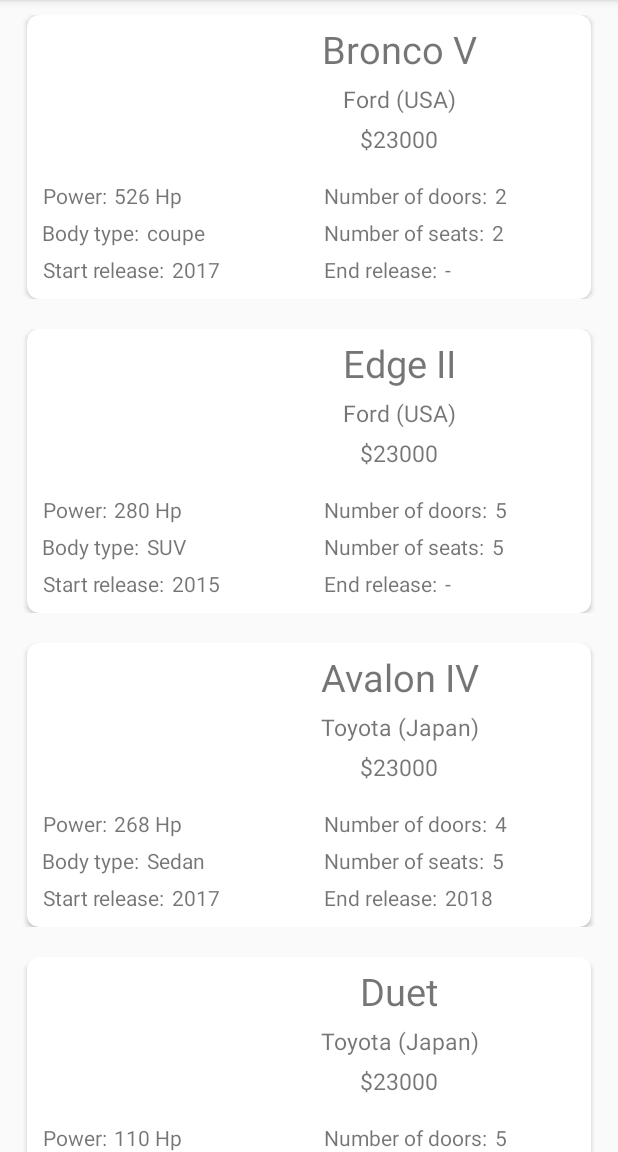
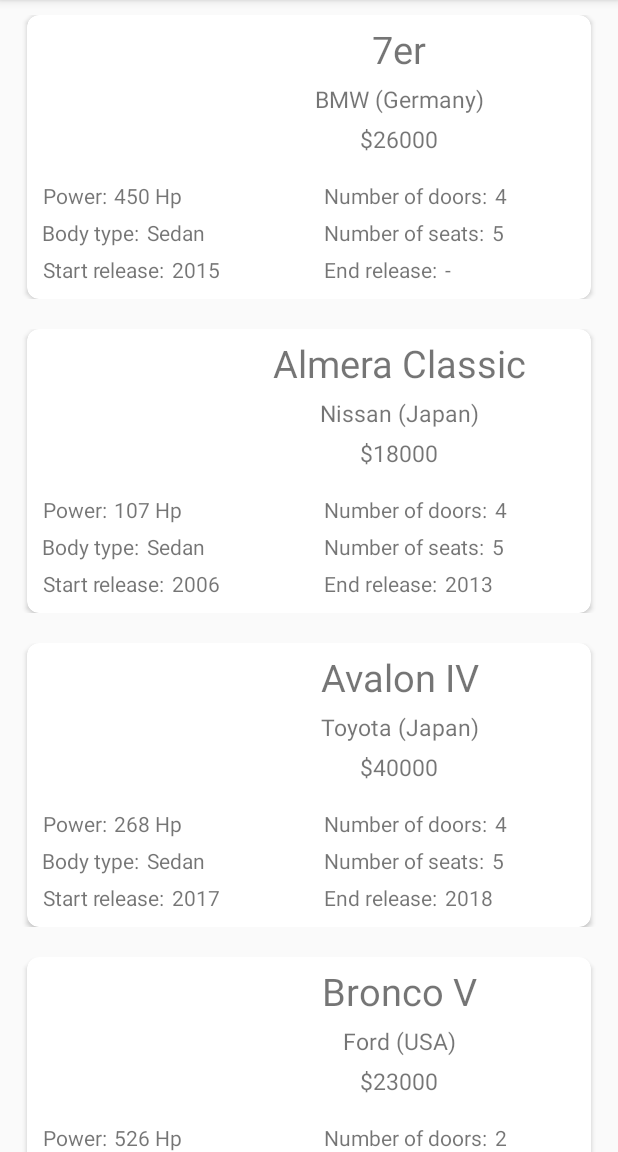
Before and after one commit to Alherd/CarsApp, an Android app: the screen it shows after launch (MainActivity), on a phone screen of 412 x 824 dp, the part 84-1236 px from its top. Run offline under Robolectric (Android 15) with nearby library versions, the phone set to English and light mode, and no system bars.

```diff
--- a/app/src/main/java/com/example/alherd/carapp/activities/MainActivity.java
+++ b/app/src/main/java/com/example/alherd/carapp/activities/MainActivity.java
@@ -17,6 +17,7 @@ public class MainActivity extends AppCompatActivity {
 
     private SQLiteDatabase sqLiteDatabase;
     private CarAdapter carAdapter;
+    private Cursor cursor;
 
     @Override
     protected void onCreate(Bundle savedInstanceState) {
@@ -27,13 +28,22 @@ public class MainActivity extends AppCompatActivity {
         RecyclerView recyclerView = findViewById(R.id.recycler_view_cars);
         recyclerView.setLayoutManager(new LinearLayoutManager(this));
         sqLiteDatabase = databaseHelper.getWritableDatabase();
-        Cursor cursor = getAllItems();
+        cursor = getAllItems();
         carAdapter = new CarAdapter(this, cursor);
         recyclerView.setAdapter(carAdapter);
         carAdapter.notifyDataSetChanged();
+
     }
 
     private Cursor getAllItems() {
-        return sqLiteDatabase.rawQuery("select * from " + DatabaseHelper.TABLE_CAR_MODELS, null);
+        //return sqLiteDatabase.rawQuery("select * from " + DatabaseHelper.TABLE_CAR_MODELS, null);
+        return sqLiteDatabase.query(DatabaseHelper.TABLE_CAR_MODELS,
+                null, null, null, null, null, DatabaseHelper.COLUMN_NAME_CAR_MODEL);
+    }
+
+    @Override
+    protected void onDestroy() {
+        super.onDestroy();
+        cursor.close();
     }
 }
--- a/app/src/main/java/com/example/alherd/carapp/adapter/CarAdapter.java
+++ b/app/src/main/java/com/example/alherd/carapp/adapter/CarAdapter.java
@@ -2,7 +2,6 @@ package com.example.alherd.carapp.adapter;
 
 import android.content.Context;
 import android.database.Cursor;
-import android.database.sqlite.SQLiteDatabase;
 import android.graphics.Bitmap;
 import android.graphics.BitmapFactory;
 import android.support.annotation.NonNull;
@@ -41,48 +40,45 @@ public class CarAdapter extends RecyclerView.Adapter<CarAdapter.CarHolder> {
 
     @Override
     public void onBindViewHolder(@NonNull CarHolder holder, int position) {
-        DatabaseHelper databaseHelper = new DatabaseHelper(context);
-        SQLiteDatabase sqLiteDatabase = databaseHelper.getReadableDatabase();
-        Cursor cursor1 = sqLiteDatabase.rawQuery("select * from " + DatabaseHelper.TABLE_CAR_MODELS, null);
-        cursor1.moveToFirst();
-        if (!cursor1.move(position)) {
+        cursor.moveToFirst();
+        if (!cursor.move(position)) {
             return;
         }
 
-        String titleModel = cursor1.getString(cursor1.getColumnIndex(DatabaseHelper.COLUMN_NAME_CAR_MODEL));
+        String titleModel = cursor.getString(cursor.getColumnIndex(DatabaseHelper.COLUMN_NAME_CAR_MODEL));
         holder.titleModel.setText(titleModel);
 
-        String photoModel = cursor1.getString(cursor1.getColumnIndex(DatabaseHelper.COLUMN_PHOTO_CAR_MODEL));
+        String photoModel = cursor.getString(cursor.getColumnIndex(DatabaseHelper.COLUMN_PHOTO_CAR_MODEL));
         InputStream is = getClass().getClassLoader().getResourceAsStream(photoModel);
         Bitmap bm = BitmapFactory.decodeStream(is);
         holder.photoModel.setImageBitmap(bm);
 
-        String idMark = cursor1.getString(cursor1.getColumnIndex(DatabaseHelper.COLUMN_ID_CAR_MODEL_MARK));
+        String idMark = cursor.getString(cursor.getColumnIndex(DatabaseHelper.COLUMN_ID_CAR_MODEL_MARK));
         holder.markAndCountryModel.setText(databaseHelperMethods.getNameMarkFromId(idMark) +
                 " (" + databaseHelperMethods.getManufacturerFromIdMark(idMark) + ")");
 
-        String costModel = cursor1.getString(cursor1.getColumnIndex(DatabaseHelper.COLUMN_COST_CAR_MODEL));
+        String costModel = cursor.getString(cursor.getColumnIndex(DatabaseHelper.COLUMN_COST_CAR_MODEL));
         holder.costModel.setText("$" + costModel);
 
-        String powerModel = cursor1.getString(cursor1.getColumnIndex(DatabaseHelper.COLUMN_POWER_CAR_MODEL));
+        String powerModel = cursor.getString(cursor.getColumnIndex(DatabaseHelper.COLUMN_POWER_CAR_MODEL));
         holder.powerModel.setText(powerModel);
 
-        String doorsNumberModel = cursor1.getString(cursor1.getColumnIndex(DatabaseHelper.COLUMN_DOORS_NUMBER_CAR_MODEL));
+        String doorsNumberModel = cursor.getString(cursor.getColumnIndex(DatabaseHelper.COLUMN_DOORS_NUMBER_CAR_MODEL));
         holder.doorsNumberModel.setText(doorsNumberModel);
 
-        String bodyTypeModel = cursor1.getString(cursor1.getColumnIndex(DatabaseHelper.COLUMN_BODY_TYPE_CAR_MODEL));
+        String bodyTypeModel = cursor.getString(cursor.getColumnIndex(DatabaseHelper.COLUMN_BODY_TYPE_CAR_MODEL));
         holder.bodyTypeModel.setText(bodyTypeModel);
 
-        String seatsNumberModel = cursor1.getString(cursor1.getColumnIndex(DatabaseHelper.COLUMN_SEATS_NUMBER_CAR_MODEL));
+        String seatsNumberModel = cursor.getString(cursor.getColumnIndex(DatabaseHelper.COLUMN_SEATS_NUMBER_CAR_MODEL));
         holder.seatsNumberModel.setText(seatsNumberModel);
 
-        String startReleaseModel = cursor1.getString(cursor1.getColumnIndex(DatabaseHelper.COLUMN_RELEASE_START_CAR_MODEL));
+        String startReleaseModel = cursor.getString(cursor.getColumnIndex(DatabaseHelper.COLUMN_RELEASE_START_CAR_MODEL));
         holder.startReleaseModel.setText(startReleaseModel);
 
-        String endReleaseModel = cursor1.getString(cursor1.getColumnIndex(DatabaseHelper.COLUMN_RELEASE_END_CAR_MODEL));
+        String endReleaseModel = cursor.getString(cursor.getColumnIndex(DatabaseHelper.COLUMN_RELEASE_END_CAR_MODEL));
         holder.endReleaseModel.setText(endReleaseModel);
 
-        cursor1.close();
+
     }
 
     @Override
@@ -117,14 +113,4 @@ public class CarAdapter extends RecyclerView.Adapter<CarAdapter.CarHolder> {
             endReleaseModel = itemView.findViewById(R.id.end_release_model);
         }
     }
-
-    private void swapCursor(Cursor newCursor) {
-        if (cursor != null) {
-            cursor.close();
-        }
-        cursor = newCursor;
-        if (newCursor != null) {
-            notifyDataSetChanged();
-        }
-    }
 }
--- a/app/src/main/java/com/example/alherd/carapp/database/DatabaseHelper.java
+++ b/app/src/main/java/com/example/alherd/carapp/database/DatabaseHelper.java
@@ -62,7 +62,7 @@ public class DatabaseHelper extends SQLiteOpenHelper {
                 + COLUMN_DOORS_NUMBER_CAR_MODEL + " INTEGER, "
                 + COLUMN_BODY_TYPE_CAR_MODEL + " TEXT, "
                 + COLUMN_SEATS_NUMBER_CAR_MODEL + " INTEGER, "
-                + COLUMN_RELEASE_START_CAR_MODEL + " TEXT, "
+                + COLUMN_RELEASE_START_CAR_MODEL + " INTEGER, "
                 + COLUMN_RELEASE_END_CAR_MODEL + " TEXT, "
                 + COLUMN_PHOTO_CAR_MODEL + " TEXT);");
 
@@ -79,18 +79,18 @@ public class DatabaseHelper extends SQLiteOpenHelper {
                 COLUMN_DOORS_NUMBER_CAR_MODEL + "," + COLUMN_BODY_TYPE_CAR_MODEL + "," + COLUMN_SEATS_NUMBER_CAR_MODEL + "," +
                 COLUMN_RELEASE_START_CAR_MODEL + "," + COLUMN_RELEASE_END_CAR_MODEL + "," +
                 COLUMN_PHOTO_CAR_MODEL + ") VALUES " +
-                "('Bronco V', '1', '23000', '526 Hp', '2', 'coupe','2','2017', '-', 'res/drawable/bronvov.jpg')," +
-                "('Edge II', '1', '23000', '280 Hp', '5', 'SUV','5','2015', '-', 'res/drawable/edge_ford.jpg')," +
-                "('Avalon IV', '2', '23000', '268 Hp', '4', 'Sedan','5','2017', '2018', 'res/drawable/avalon_toyota.jpg')," +
-                "('Duet', '2', '23000', '110 Hp', '5', 'Hatchback','5','2000', '-', 'res/drawable/duet_toyota.jpg')," +
-                "('Matrix II', '2', '23000', '160 Hp', '5', 'Hatchback','5','2008', '-', 'res/drawable/matrix_toyota.jpg')," +
-                "('Almera Classic', '3', '23000', '107 Hp', '4', 'Sedan','5','2006', '2013', 'res/drawable/almera_nissan.jpg')," +
-                "('Maxima VIII', '3', '23000', '300 Hp', '4', 'Sedan','5','2015', '-', 'res/drawable/maxima_nissan.jpg')," +
-                "('7er', '4', '23000', '450 Hp', '4', 'Sedan','5','2015', '-', 'res/drawable/er_bmw.jpg')," +
-                "('Z3', '4', '23000', '231 Hp', '2', 'Cabriolet','2','2000', '2003', 'res/drawable/z_bmw.jpg')," +
-                "('GLK', '5', '23000', '306 Hp', '5', 'SUV','5','2012', '-', 'res/drawable/glk_mers.jpg')," +
-                "('Viano', '5', '23000', '224 Hp', '5', 'Minivan','6','2010', '-', 'res/drawable/viano_mers.jpg')," +
-                "('Passat Alltrack', '6', '23000', '220 Hp', '5', 'SUV','5','2015', '-', 'res/drawable/passat_volks.jpg');");
+                "('Bronco V', '1', '23000', '526 Hp', '2', 'Coupe','2','2017', '-', 'res/drawable/bronvov.jpg')," +
+                "('Edge II', '1', '28000', '280 Hp', '5', 'SUV','5','2015', '-', 'res/drawable/edge_ford.jpg')," +
+                "('Avalon IV', '2', '40000', '268 Hp', '4', 'Sedan','5','2017', '2018', 'res/drawable/avalon_toyota.jpg')," +
+                "('Duet', '2', '17000', '110 Hp', '5', 'Hatchback','5','2000', '-', 'res/drawable/duet_toyota.jpg')," +
+                "('Matrix II', '2', '20000', '160 Hp', '5', 'Hatchback','5','2008', '-', 'res/drawable/matrix_toyota.jpg')," +
+                "('Almera Classic', '3', '18000', '107 Hp', '4', 'Sedan','5','2006', '2013', 'res/drawable/almera_nissan.jpg')," +
+                "('Maxima VIII', '3', '21000', '300 Hp', '4', 'Sedan','5','2015', '-', 'res/drawable/maxima_nissan.jpg')," +
+                "('7er', '4', '26000', '450 Hp', '4', 'Sedan','5','2015', '-', 'res/drawable/er_bmw.jpg')," +
+                "('Z3', '4', '8000', '231 Hp', '2', 'Cabriolet','2','2000', '2003', 'res/drawable/z_bmw.jpg')," +
+                "('GLK', '5', '24000', '306 Hp', '5', 'SUV','5','2012', '-', 'res/drawable/glk_mers.jpg')," +
+                "('Viano', '5', '15000', '224 Hp', '5', 'Minivan','6','2010', '-', 'res/drawable/viano_mers.jpg')," +
+                "('Passat Alltrack', '6', '22000', '220 Hp', '5', 'SUV','5','2015', '-', 'res/drawable/passat_volks.jpg');");
     }
 
     @Override
--- a/app/src/main/res/layout/car_item.xml
+++ b/app/src/main/res/layout/car_item.xml
@@ -47,7 +47,7 @@
                         android:gravity="center"
                         android:paddingTop="5dp"
                         android:textAlignment="center"
-                        android:textSize="25dp" />
+                        android:textSize="25sp" />
 
                     <android.support.v7.widget.AppCompatTextView
                         android:id="@+id/mark_country_model"
@@ -56,7 +56,7 @@
                         android:gravity="center"
                         android:paddingTop="5dp"
                         android:textAlignment="center"
-                        android:textSize="15dp" />
+                        android:textSize="15sp" />
 
                     <android.support.v7.widget.AppCompatTextView
                         android:id="@+id/cost_model"
@@ -65,7 +65,7 @@
                         android:gravity="center"
                         android:paddingTop="5dp"
                         android:textAlignment="center"
-                        android:textSize="15dp" />
+                        android:textSize="15sp" />
 
                 </LinearLayout>
             </LinearLayout>
@@ -226,9 +226,9 @@
                         android:id="@+id/end_release_model"
                         android:layout_width="wrap_content"
                         android:layout_height="wrap_content"
+                        android:paddingBottom="10dp"
                         android:paddingLeft="5dp"
                         android:paddingTop="5dp"
-                        android:paddingBottom="10dp"
                         android:textAlignment="center" />
                 </LinearLayout>
             </LinearLayout>
```
